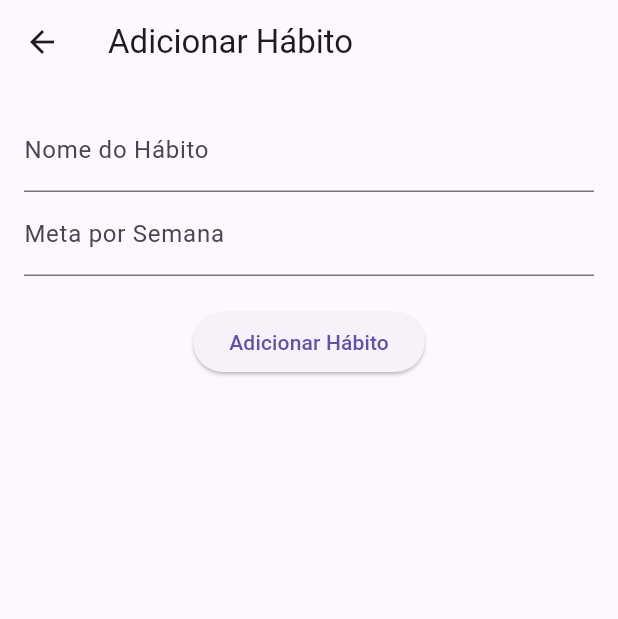
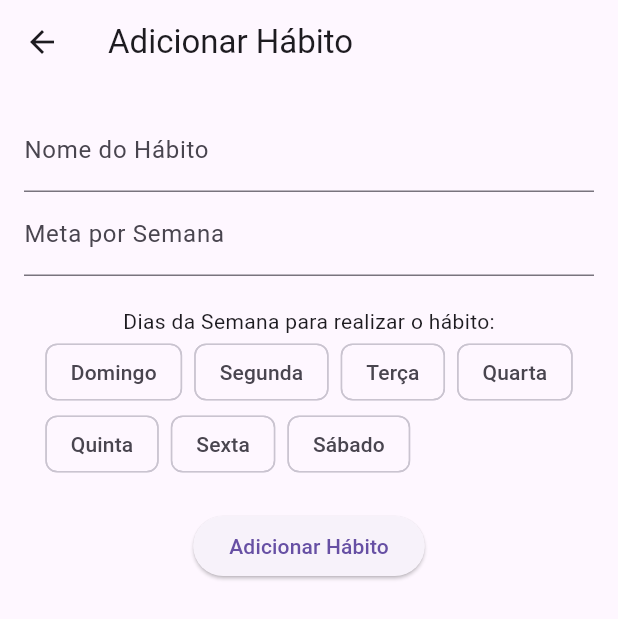
Before and after one commit to iagocabral/habit-tracker, a Flutter app: the AddHabitView screen opened directly with empty values, after a tap on "Adicionar Hábito", on a phone screen of 412 x 824 dp. Shown: the top 619 px of the screen. Run offline on Flutter 3.47's test engine with Material 3 defaults, Android fonts, the phone set to English and light mode, and no system bars; our stand-ins replace cloud_firestore, firebase_auth, firebase_core; accounts and stored records are empty; network calls fail.

Commit message:
v2 - Checkbox Habit

```diff
--- a/lib/models/habit.dart
+++ b/lib/models/habit.dart
@@ -1,11 +1,14 @@
 class Habit {
-  final String id;
+  String id;
   final String name;
   final int targetPerWeek;
   final List<DateTime> completedDays;
   final String category;
   final bool notificationsEnabled;
-  final String userId; // Novo campo para armazenar o ID do usuário
+  final String userId;
+  final List<String> daysOfWeek; // Dias da semana em que o hábito deve ser realizado (Seg, Ter, etc.)
+  final Map<String, String> notes; // Anotações para cada dia da semana
+  final Map<String, bool> isCompleted; // Status de feito para cada dia da semana
 
   Habit({
     required this.id,
@@ -14,10 +17,31 @@ class Habit {
     required this.completedDays,
     required this.category,
     required this.notificationsEnabled,
-    required this.userId, // Inclui o userId no construtor
+    required this.userId,
+    required this.daysOfWeek,
+    required this.notes,
+    required this.isCompleted,
   });
 
-  // Método para converter um Habit em um Map (para armazenar no Firestore)
+  // Método para converter um Map em um Habit
+  static Habit fromMap(Map<String, dynamic> map) {
+    return Habit(
+      id: map['id'] ?? '',
+      name: map['name'] ?? '',
+      targetPerWeek: map['targetPerWeek'] ?? 0,
+      completedDays: List<DateTime>.from(
+        (map['completedDays'] ?? []).map((day) => DateTime.parse(day)),
+      ),
+      category: map['category'] ?? 'Sem categoria',
+      notificationsEnabled: map['notificationsEnabled'] ?? false,
+      userId: map['userId'] ?? '',
+      daysOfWeek: List<String>.from(map['daysOfWeek'] ?? []),
+      notes: Map<String, String>.from(map['notes'] ?? {}),
+      isCompleted: Map<String, bool>.from(map['isCompleted'] ?? {}),
+    );
+  }
+
+  // Método para converter Habit em Map (usado para salvar no Firestore)
   Map<String, dynamic> toMap() {
     return {
       'id': id,
@@ -26,22 +50,10 @@ class Habit {
       'completedDays': completedDays.map((day) => day.toIso8601String()).toList(),
       'category': category,
       'notificationsEnabled': notificationsEnabled,
-      'userId': userId, // Inclui o userId no mapa
+      'userId': userId,
+      'daysOfWeek': daysOfWeek,
+      'notes': notes,
+      'isCompleted': isCompleted,
     };
   }
-
-  // Método para converter um Map em um Habit (quando buscar do Firestore)
-  static Habit fromMap(Map<String, dynamic> map) {
-    return Habit(
-      id: map['id'],
-      name: map['name'],
-      targetPerWeek: map['targetPerWeek'],
-      completedDays: List<DateTime>.from(
-        map['completedDays'].map((day) => DateTime.parse(day)),
-      ),
-      category: map['category'],
-      notificationsEnabled: map['notificationsEnabled'],
-      userId: map['userId'], // Recupera o userId do mapa
-    );
-  }
 }
--- a/lib/views/add_habit_view.dart
+++ b/lib/views/add_habit_view.dart
@@ -15,6 +15,9 @@ class AddHabitView extends StatefulWidget {
 class _AddHabitViewState extends State<AddHabitView> {
   final TextEditingController _nameController = TextEditingController();
   final TextEditingController _targetPerWeekController = TextEditingController();
+
+  List<String> _selectedDays = []; // Lista para armazenar os dias selecionados
+  final List<String> _daysOfWeek = ['Domingo', 'Segunda', 'Terça', 'Quarta', 'Quinta', 'Sexta', 'Sábado'];
 
   @override
   Widget build(BuildContext context) {
@@ -36,25 +39,61 @@ class _AddHabitViewState extends State<AddHabitView> {
               keyboardType: TextInputType.number,
             ),
             SizedBox(height: 20),
+            Text('Dias da Semana para realizar o hábito:'),
+            Wrap(
+              spacing: 8.0,
+              children: _daysOfWeek.map((day) {
+                return FilterChip(
+                  label: Text(day),
+                  selected: _selectedDays.contains(day),
+                  onSelected: (isSelected) {
+                    setState(() {
+                      if (isSelected) {
+                        _selectedDays.add(day);
+                      } else {
+                        _selectedDays.remove(day);
+                      }
+                    });
+                  },
+                );
+              }).toList(),
+            ),
+            SizedBox(height: 20),
 ElevatedButton(
   onPressed: () async {
-                if (_nameController.text.isNotEmpty && _targetPerWeekController.text.isNotEmpty) {
+    if (_nameController.text.isNotEmpty &&
+        _targetPerWeekController.text.isNotEmpty &&
+        _selectedDays.isNotEmpty) {
+
+      // Inicializa os campos de notas e completado para cada dia da semana selecionado
+      Map<String, String> initialNotes = {};
+      Map<String, bool> initialCompletion = {};
+
+      for (var day in _selectedDays) {
+        initialNotes[day] = ''; // Anotações vazias inicialmente
+        initialCompletion[day] = false; // Não marcado como feito inicialmente
+      }
+
       // Cria o hábito com o userId
       final habit = Habit(
-                    id: '', // O Firestore vai gerar o ID automaticamente
+        id: '', // Inicializa o ID como string vazia
         name: _nameController.text,
         targetPerWeek: int.parse(_targetPerWeekController.text),
         completedDays: [],
         category: 'Saúde', // Categoria estática, pode ser modificada
         notificationsEnabled: true,
         userId: widget.userId, // Passa o userId do usuário autenticado
+        daysOfWeek: _selectedDays, // Dias selecionados pelo usuário
+        notes: initialNotes, // Notas inicializadas como vazias
+        isCompleted: initialCompletion, // Status de feito inicializado como falso
       );
 
+      // Adiciona o hábito ao Firestore e atualiza o ID
       await widget.habitViewModel.addHabit(habit);
 
       Navigator.pop(context); // Volta para a tela anterior após adicionar
     } else {
-                  print('Erro: Campos vazios.');
+      print('Erro: Todos os campos devem ser preenchidos.');
     }
   },
   child: Text('Adicionar Hábito'),
```
Also changed, not shown: lib/viewmodels/habit_viewmodel.dart (+27 -11 lines), lib/views/habit_list_view.dart (+18 -2 lines), lib/views/routine_view.dart (added, +111 -0 lines). Lines whose indentation alone changed are shown as unchanged.
